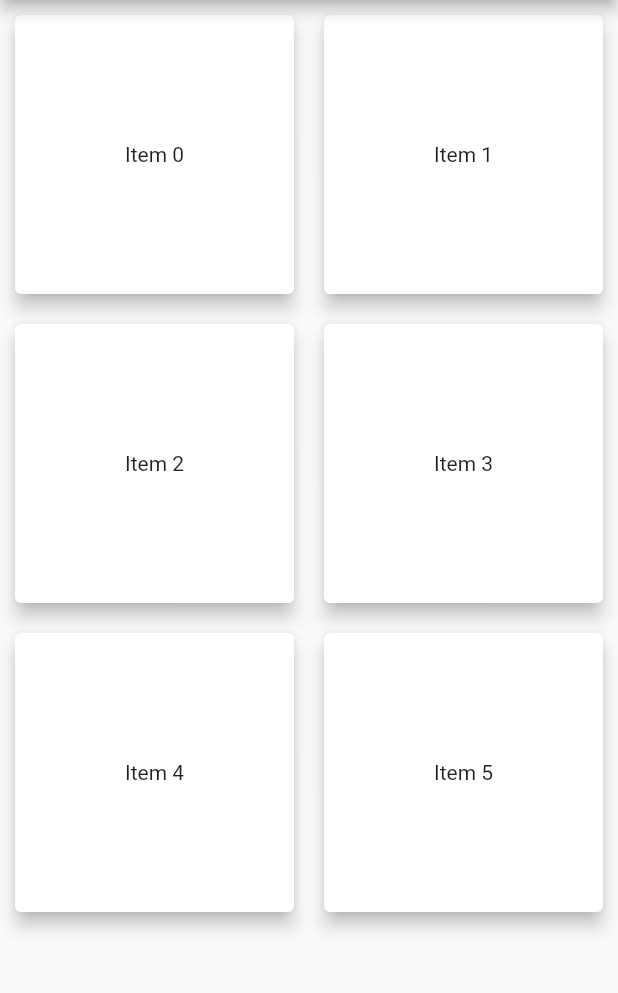
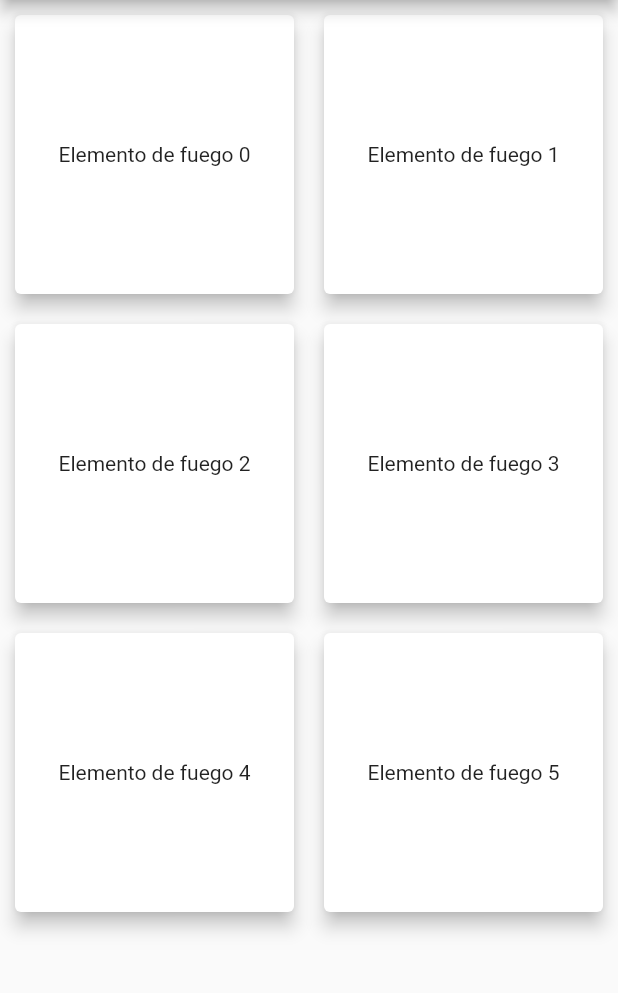
Before and after one commit to Cesar-zelaya/eval21a_Gridview, a Flutter app: the screen it shows after launch, on a phone screen of 412 x 824 dp, the part 84-1077 px from its top. Run offline on Flutter 3.47's test engine with Material 2 defaults, Android fonts, the light colour scheme and no system bars.

Commit message:
cambiando algunos errores

```diff
--- a/lib/main.dart
+++ b/lib/main.dart
@@ -38,27 +38,27 @@
         backgroundColor: Theme.of(context).colorScheme.primary,
         title: Text(widget.title),
       ),
-      body: MyGridView(
-
-      ),
+      body: MyGridView(),
     );
   }
 }
 
 class MyGridView extends StatelessWidget {
+  final List<String> itemTexts = List.generate(6, (index) => 'Elemento de fuego $index');
+
   @override
   Widget build(BuildContext context) {
     return GridView.builder(
       gridDelegate: SliverGridDelegateWithFixedCrossAxisCount(
         crossAxisCount: 2,
       ),
-      itemCount: 6,
+      itemCount: itemTexts.length,
       itemBuilder: (context, index) {
         return Card(
           elevation: 5,
           margin: EdgeInsets.all(10),
           child: Center(
-            child: Text('Item $index'),
+            child: Text(itemTexts[index]),
           ),
         );
       },
```
